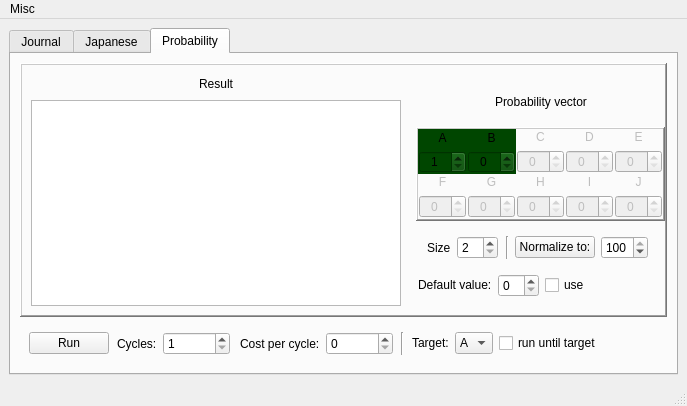
Old version of the form Mainwindow.ui in the repository mikewii/PSY.
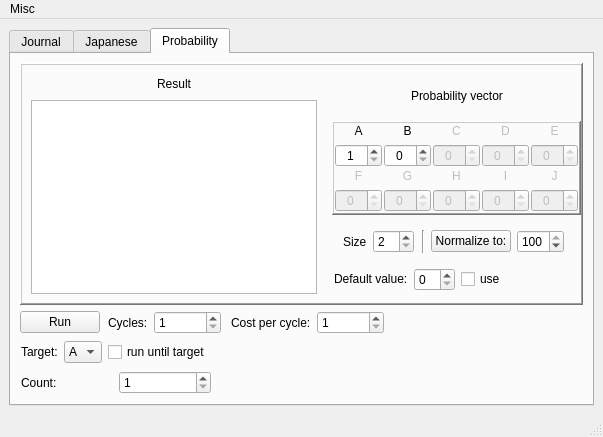
New version of the form.

```diff
--- a/Mainwindow.ui
+++ b/Mainwindow.ui
@@ -9,15 +9,15 @@
    <rect>
     <x>0</x>
     <y>0</y>
-    <width>687</width>
-    <height>406</height>
+    <width>603</width>
+    <height>437</height>
    </rect>
   </property>
   <property name="windowTitle">
    <string>MainWindow</string>
   </property>
   <widget class="QWidget" name="centralwidget">
-   <layout class="QVBoxLayout" name="verticalLayout_14">
+   <layout class="QVBoxLayout" name="verticalLayout_23">
     <item>
      <widget class="QTabWidget" name="tabWidget">
       <property name="currentIndex">
@@ -1048,9 +1048,6 @@
                  </item>
                  <item row="0" column="1">
                   <widget class="QWidget" name="widgetB" native="true">
-                   <property name="styleSheet">
-                    <string notr="true">background-color: rgb(0, 70, 0);</string>
-                   </property>
                    <layout class="QVBoxLayout" name="layoutB">
                     <property name="leftMargin">
                      <number>1</number>
@@ -1095,9 +1092,6 @@
                    <property name="autoFillBackground">
                     <bool>false</bool>
                    </property>
-                   <property name="styleSheet">
-                    <string notr="true">background-color: rgb(0, 70, 0);</string>
-                   </property>
                    <layout class="QVBoxLayout" name="layoutA">
                     <property name="sizeConstraint">
                      <enum>QLayout::SetDefaultConstraint</enum>
@@ -1590,6 +1584,18 @@
            </sizepolicy>
           </property>
           <layout class="QHBoxLayout" name="horizontalLayout_12">
+           <property name="leftMargin">
+            <number>0</number>
+           </property>
+           <property name="topMargin">
+            <number>0</number>
+           </property>
+           <property name="rightMargin">
+            <number>0</number>
+           </property>
+           <property name="bottomMargin">
+            <number>0</number>
+           </property>
            <item>
             <widget class="QPushButton" name="probabilityRun">
              <property name="sizePolicy">
@@ -1695,6 +1701,9 @@
               </item>
               <item>
                <widget class="QSpinBox" name="cycleCost">
+                <property name="minimum">
+                 <number>1</number>
+                </property>
                 <property name="maximum">
                  <number>99999999</number>
                 </property>
@@ -1703,13 +1712,39 @@
              </layout>
             </widget>
            </item>
-           <item>
-            <widget class="Line" name="line_2">
-             <property name="orientation">
-              <enum>Qt::Vertical</enum>
-             </property>
-            </widget>
-           </item>
+          </layout>
+         </widget>
+        </item>
+        <item>
+         <widget class="QWidget" name="widget_12" native="true">
+          <layout class="QHBoxLayout" name="horizontalLayout_13">
+           <property name="leftMargin">
+            <number>0</number>
+           </property>
+           <property name="topMargin">
+            <number>0</number>
+           </property>
+           <property name="rightMargin">
+            <number>0</number>
+           </property>
+           <property name="bottomMargin">
+            <number>0</number>
+           </property>
+           <item>
+            <widget class="QWidget" name="widget_11" native="true">
+             <layout class="QVBoxLayout" name="verticalLayout_14">
+              <property name="leftMargin">
+               <number>0</number>
+              </property>
+              <property name="topMargin">
+               <number>0</number>
+              </property>
+              <property name="rightMargin">
+               <number>0</number>
+              </property>
+              <property name="bottomMargin">
+               <number>0</number>
+              </property>
            <item>
             <widget class="QWidget" name="probSettingsTargetWidget" native="true">
              <property name="sizePolicy">
@@ -1720,16 +1755,16 @@
              </property>
              <layout class="QHBoxLayout" name="horizontalLayout_6">
               <property name="leftMargin">
-               <number>2</number>
+                  <number>1</number>
               </property>
               <property name="topMargin">
-               <number>0</number>
+                  <number>1</number>
               </property>
               <property name="rightMargin">
-               <number>2</number>
+                  <number>1</number>
               </property>
               <property name="bottomMargin">
-               <number>0</number>
+                  <number>1</number>
               </property>
               <item>
                <widget class="QLabel" name="label_14">
@@ -1780,6 +1815,60 @@
              </layout>
             </widget>
            </item>
+              <item>
+               <widget class="QWidget" name="widget_10" native="true">
+                <layout class="QHBoxLayout" name="horizontalLayout_8">
+                 <property name="leftMargin">
+                  <number>1</number>
+                 </property>
+                 <property name="topMargin">
+                  <number>1</number>
+                 </property>
+                 <property name="rightMargin">
+                  <number>1</number>
+                 </property>
+                 <property name="bottomMargin">
+                  <number>1</number>
+                 </property>
+                 <item>
+                  <widget class="QLabel" name="label_12">
+                   <property name="text">
+                    <string>Count:</string>
+                   </property>
+                  </widget>
+                 </item>
+                 <item>
+                  <widget class="QSpinBox" name="runToTargetCount">
+                   <property name="minimum">
+                    <number>1</number>
+                   </property>
+                   <property name="maximum">
+                    <number>10000</number>
+                   </property>
+                   <property name="value">
+                    <number>1</number>
+                   </property>
+                  </widget>
+                 </item>
+                </layout>
+               </widget>
+              </item>
+             </layout>
+            </widget>
+           </item>
+           <item>
+            <spacer name="horizontalSpacer_6">
+             <property name="orientation">
+              <enum>Qt::Horizontal</enum>
+             </property>
+             <property name="sizeHint" stdset="0">
+              <size>
+               <width>447</width>
+               <height>20</height>
+              </size>
+             </property>
+            </spacer>
+           </item>
           </layout>
          </widget>
         </item>
@@ -1794,7 +1883,7 @@
     <rect>
      <x>0</x>
      <y>0</y>
-     <width>687</width>
+     <width>603</width>
      <height>21</height>
     </rect>
    </property>
```
Left out of the diff: 2 changed lines with no effect on the pictures. Lines whose indentation alone changed are shown as unchanged.
